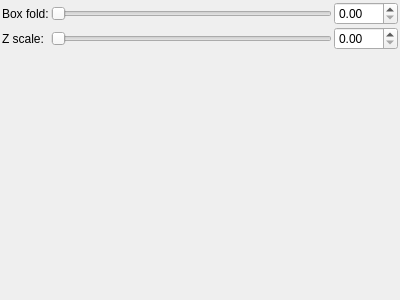
Before: the Qt Designer form mandelbulber2/qt_data/fractal_boxfold_bulbpow2.ui in buddhi1980/mandelbulber2, drawn with Qt 5.
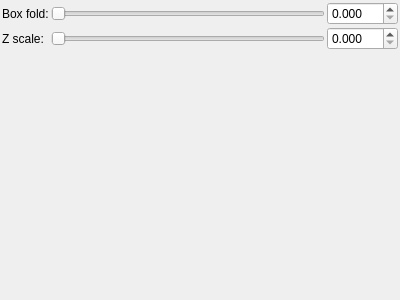
After: the same form once the commit is applied. Custom widgets are drawn as their Qt base class.

Commit message: Increased precission of some fractal formula edit fields

```diff
--- a/mandelbulber2/qt_data/fractal_boxfold_bulbpow2.ui
+++ b/mandelbulber2/qt_data/fractal_boxfold_bulbpow2.ui
@@ -46,7 +46,7 @@
         <number>0</number>
        </property>
        <property name="maximum">
-        <number>5000</number>
+        <number>50000</number>
        </property>
        <property name="singleStep">
         <number>1</number>
@@ -81,7 +81,7 @@
         <string/>
        </property>
        <property name="decimals">
-        <number>2</number>
+        <number>3</number>
        </property>
        <property name="minimum">
         <double>0.000000000000000</double>
@@ -109,7 +109,7 @@
         <string/>
        </property>
        <property name="decimals">
-        <number>2</number>
+        <number>3</number>
        </property>
        <property name="minimum">
         <double>0.000000000000000</double>
@@ -131,7 +131,7 @@
         </sizepolicy>
        </property>
        <property name="maximum">
-        <number>2000</number>
+        <number>20000</number>
        </property>
        <property name="singleStep">
         <number>1</number>
```
The commit also changes 5 other files.
